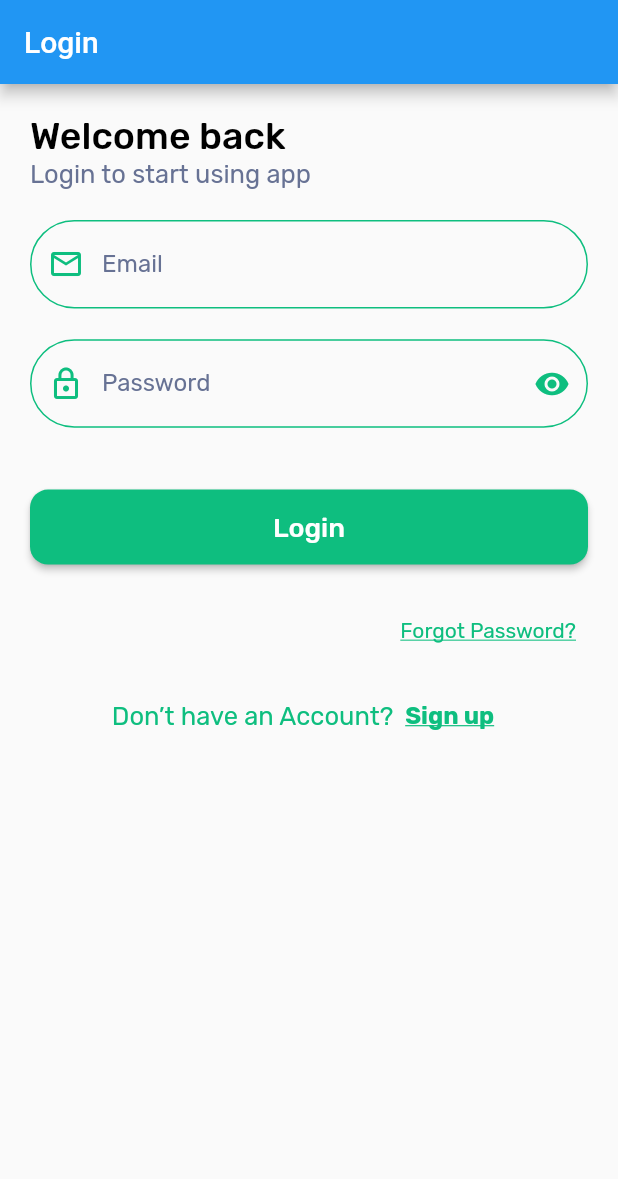
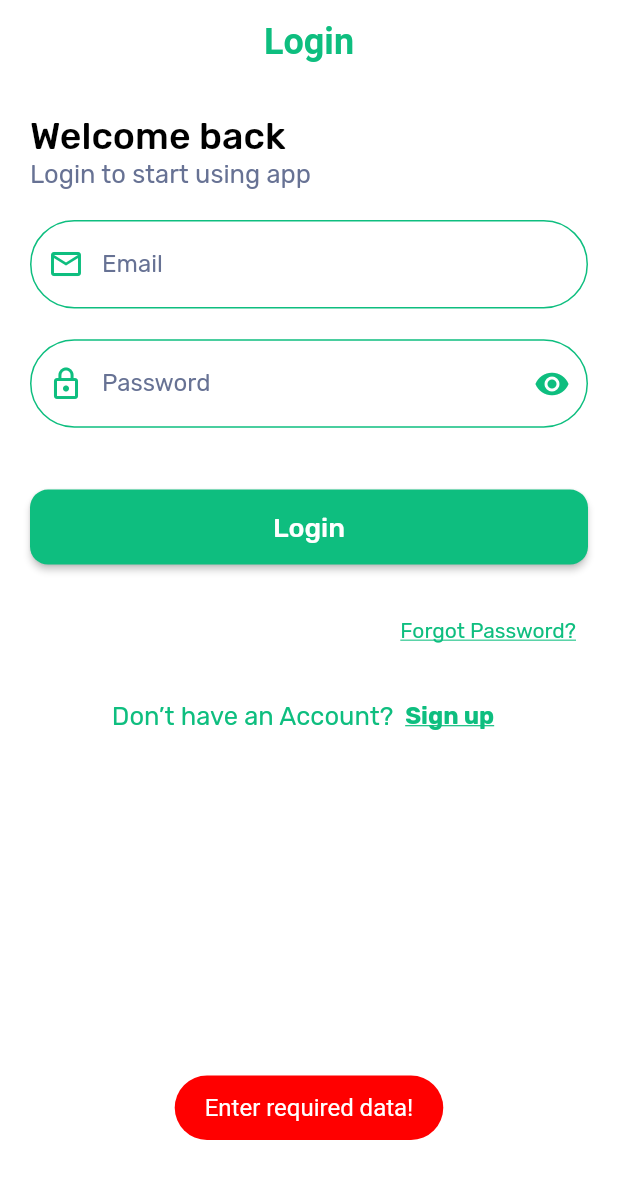
Before and after one commit to Khaled-Shbair/social_media_app, a Flutter app: the screen it shows after launch, after a tap on "Login", on a phone screen of 412 x 824 dp. Shown: the top 1179 px of the screen. Run offline on Flutter 3.47's test engine with Material 2 defaults, Android fonts, the phone set to English and light mode, and no system bars; our stand-ins replace cloud_firestore, firebase_auth, firebase_core, fluttertoast, get, google_fonts and 1 more; accounts and stored records are empty; project files that could hold a hidden picture were left out.

Commit message:
30/9/2022 K.S

```diff
--- a/lib/app_routers.dart
+++ b/lib/app_routers.dart
@@ -2,10 +2,13 @@ import 'package:flutter/material.dart';
 import 'constants/routers.dart';
 import 'screens/register.dart';
 import 'screens/login.dart';
+import 'screens/home.dart';
 
 class AppRouters {
   Route onGenerateRoute(RouteSettings settings) {
     switch (settings.name) {
+      case home:
+        return MaterialPageRoute(builder: (context) => const Home());
       case login:
         return MaterialPageRoute(builder: (context) => const Login());
       case register:
--- a/lib/constants/routers.dart
+++ b/lib/constants/routers.dart
@@ -1,3 +1,4 @@
 const String forgetPassword = '/forgetPassword';
 const String register = '/register';
 const String login = '/login';
+const String home = '/home';
--- a/lib/constants/theme_mode_app.dart
+++ b/lib/constants/theme_mode_app.dart
@@ -0,0 +1,24 @@
+import 'package:flutter/material.dart';
+import 'colors_app.dart';
+
+class ThemeModeApp {
+  static final lightTheme = ThemeData.light().copyWith(
+    scaffoldBackgroundColor: Colors.white,
+    iconTheme: const IconThemeData(
+      color: ColorsApp.green,
+    ),
+    appBarTheme: const AppBarTheme(
+      elevation: 0,
+      centerTitle: true,
+      iconTheme: IconThemeData(
+        color: ColorsApp.green,
+      ),
+      backgroundColor: Colors.transparent,
+      titleTextStyle: TextStyle(
+        fontWeight: FontWeight.bold,
+        color: ColorsApp.green,
+        fontSize: 24,
+      ),
+    ),
+  );
+}
--- /dev/null
+++ b/lib/firebase/response_firebase.dart
@@ -0,0 +1,9 @@
+class FbResponse {
+  final String message;
+  final bool status;
+
+  FbResponse({
+    required this.message,
+    required this.status,
+  });
+}
--- a/lib/language/ar.dart
+++ b/lib/language/ar.dart
@@ -1,28 +1,25 @@
 const Map<String, String> ar = {
-  'start': 'ابدأ',
   'name': 'الاسم',
-  'skip': 'تخطي',
   'phone': 'رقم الجوال',
   'email': 'الايميل',
   'password': 'كلمة المرور',
-  'remember_me': 'تذكرنى',
+  'home': 'الرئيسية',
   'forgot_password': 'نسيت كلمة المرور',
   'login': 'تسجيل دخول',
-  'or': 'او',
   'do_not_have_an_account': 'هل لديك حساب اخر؟',
   'already_have_an_account?': 'هل لديك حساب الفعل ؟',
   'sign_up': 'سجل الان',
-  'full_name': 'الاسم كامل',
+  'create_new_account': 'إنشاء حساب جديد',
+  'welcome_back': 'مرحبًا بعودتك',
+  'create_account_to_start_app': 'إنشاء حساب لبدء التطبيق',
+  'login_to_start_using_app': 'تسجيل الدخول لبدء استخدام التطبيق',
+  ///////////////////////////////////////////
+  'or': 'او',
   'please_enter_your_email_for_refund_password':
       'يرجى إدخال بريدك الإلكتروني لاسترداد كلمة المرور',
   'the_random_password_has_been_sent_to_your_email_please_check':
       'لقد تم ارسال كلمة المرور عشوائية الى بريدك الإلكتروني يرجى التحقق',
   'password_reset': 'إعادة تعيين كلمة المرور',
-  'done': 'تم',
   'check_that_the_email_is_correct': 'تحقق من صحة البريد الإلكتروني',
   'check_that_the_password_is_correct': 'تحقق من صحة كلمة المرور',
-  'create_new_account': 'إنشاء حساب جديد',
-  'welcome_back': 'مرحبًا بعودتك',
-  'create_account_to_start_app': 'إنشاء حساب لبدء التطبيق',
-  'login_to_start_using_app': 'تسجيل الدخول لبدء استخدام التطبيق',
 };
--- a/lib/language/en.dart
+++ b/lib/language/en.dart
@@ -1,18 +1,20 @@
 const Map<String, String> en = {
-  'start': 'Start',
-  'skip': 'Skip',
   'name': 'Name',
   'email': 'Email',
   'phone': 'Phone',
   'password': 'Password',
-  'remember_me': 'Remember Me',
   'forgot_password': 'Forgot Password?',
   'login': 'Login',
-  'or': 'Or',
+  'home': 'Home',
+  'create_new_account': 'Create new account',
+  'welcome_back': 'Welcome back',
+  'login_to_start_using_app': 'Login to start using app',
+  'create_account_to_start_app': 'Create account to start app',
   'do_not_have_an_account': 'Don’t have an Account?',
   'already_have_an_account': 'Already have an account?',
   'sign_up': 'Sign up',
-  'full_name': 'Full Name',
+  ////////////////////////////////
+
   'please_enter_your_email_for_refund_password':
       'Please enter your email for a refund password',
   'the_random_password_has_been_sent_to_your_email_please_check':
@@ -20,8 +22,5 @@ const Map<String, String> en = {
   'password_reset': 'Password Reset',
   'check_that_the_email_is_correct': 'Check that the email is correct',
   'check_that_the_password_is_correct': 'Check that the password is correct',
-  'create_new_account': 'Create new account',
-  'welcome_back': 'Welcome back',
-  'login_to_start_using_app': 'Login to start using app',
-  'create_account_to_start_app': 'Create account to start app',
+  'or': 'Or',
 };
--- a/lib/main.dart
+++ b/lib/main.dart
@@ -1,4 +1,5 @@
 import 'package:firebase_core/firebase_core.dart';
+import 'constants/theme_mode_app.dart';
 import 'shared_preferences/pref_controller.dart';
 import 'package:flutter/material.dart';
 import 'language/translation.dart';
@@ -25,6 +26,7 @@ class MyApp extends StatelessWidget {
       locale: Locale(PrefController().language),
       fallbackLocale: const Locale('en'),
       onGenerateRoute: appRouters.onGenerateRoute,
+      theme: ThemeModeApp.lightTheme,
     );
   }
 }
--- a/lib/screens/login.dart
+++ b/lib/screens/login.dart
@@ -2,6 +2,7 @@ import 'package:google_fonts/google_fonts.dart';
 import '../firebase/firebase_auth.dart';
 import 'package:flutter/material.dart';
 import '../constants/colors_app.dart';
+import '../firebase/response_firebase.dart';
 import '../widgets/View_details.dart';
 import '../widgets/button_auth.dart';
 import '../widgets/input_field.dart';
@@ -78,7 +79,7 @@ class _LoginState extends State<Login> with Helpers {
           sizeBoxHeight(20),
           ButtonAuth(
             text: 'login'.tr,
-            onPressed: () async => await _login(),
+            onPressed: () async => await _performLogin(),
           ),
           sizeBoxHeight(40),
           Align(
@@ -127,8 +128,31 @@ class _LoginState extends State<Login> with Helpers {
   Widget sizeBoxHeight(double height) =>
       SizedBox(height: MediaQuery.of(context).size.height / height);
 
-  Future<void> _login() async => await AuthFirebase.login(
-        email: _emailController.text,
-        password: _passwordController.text,
-      );
+  Future<void> _performLogin() async {
+    if (_checkData()) {
+      await _login();
+    }
+  }
+
+  bool _checkData() {
+    if (_emailController.text.isNotEmpty &&
+        _passwordController.text.isNotEmpty) {
+      return true;
+    }
+    showSnackBar(message: 'Enter required data!', error: true);
+    return false;
+  }
+
+  Future<void> _login() async {
+    FbResponse fbResponse = await AuthFirebase.login(
+      email: _emailController.text,
+      password: _passwordController.text,
+    );
+    showSnackBar(message: fbResponse.message, error: !fbResponse.status);
+    if (fbResponse.status) {
+      navigator();
+    }
+  }
+
+  void navigator() => Navigator.pushReplacementNamed(context, home);
 }
```
Also changed, not shown: lib/firebase/firebase_auth.dart (+64 -11 lines), lib/screens/home.dart (added, +21 -0 lines), lib/screens/register.dart (+34 -7 lines).
